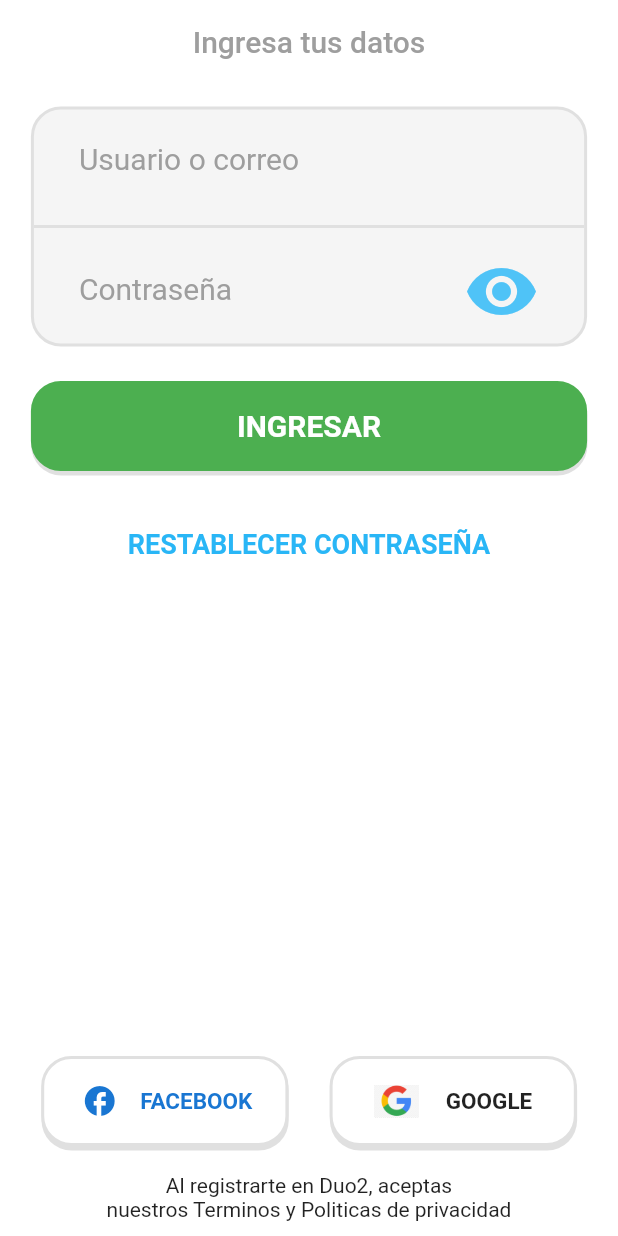
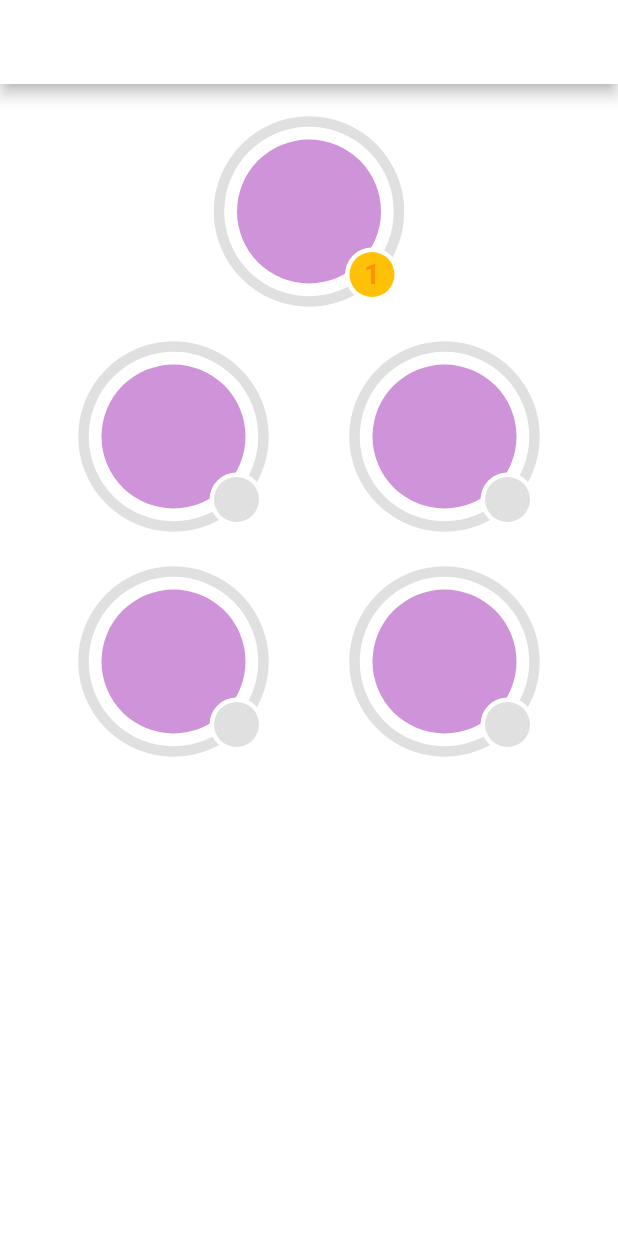
Before and after one commit to PACOdergod/duo2, a Flutter app: the screen it shows after launch, on a phone screen of 412 x 824 dp. Run offline on Flutter 3.47's test engine with Material 2 defaults, Android fonts, the phone set to English and light mode, and no system bars.

Commit message:
los diseños de los modulos estan listos, empezando a crear los quiz

```diff
--- a/lib/main.dart
+++ b/lib/main.dart
@@ -1,4 +1,5 @@
 import 'package:duo2/src/pages/auth_page.dart';
+import 'package:duo2/src/pages/home_page.dart';
 import 'package:duo2/src/pages/login_page.dart';
 import 'package:flutter/material.dart';
 
@@ -15,9 +16,10 @@ class MyApp extends StatelessWidget {
       title: 'Material App',
       routes: {
         "auth": (_)=> AuthPage(),
-        "login": (_)=> LoginPage()
+        "login": (_)=> LoginPage(),
+        "home": (_)=> HomePage()
       },
-      initialRoute: "login",
+      initialRoute: "home",
     );
   }
 }
--- /dev/null
+++ b/lib/src/pages/home_page.dart
@@ -0,0 +1,55 @@
+import 'package:flutter/material.dart';
+
+import 'package:duo2/src/widgets/module.dart';
+
+class HomePage extends StatefulWidget {
+
+  @override
+  _HomePageState createState() => _HomePageState();
+}
+
+class _HomePageState extends State<HomePage> {
+  @override
+  Widget build(BuildContext context) {
+
+    return Scaffold(
+
+      appBar: AppBar(
+        backgroundColor: Colors.white,
+        leading: Icon(Icons.flag),
+        title: Text("appbar"),
+      ),
+
+      body: Container(
+        color: Colors.white,
+        width: MediaQuery.of(context).size.width,
+        child: Column(
+          children: [
+            SizedBox(height: 20),
+            Module(level: 1),
+
+            SizedBox(height: 20),
+            Row(
+              mainAxisAlignment: MainAxisAlignment.spaceEvenly,
+              children: [
+                Module(),
+                Module(),
+              ],
+            ),
+
+            SizedBox(height: 20),
+
+            Row(
+              mainAxisAlignment: MainAxisAlignment.spaceEvenly,
+              children: [
+                Module(),
+                Module(),
+              ],
+            ),
+          ],
+        ),
+      ),
+    );
+  }
+
+}
--- a/lib/src/pages/login_page.dart
+++ b/lib/src/pages/login_page.dart
@@ -126,7 +126,7 @@ class _LoginWithButton extends StatelessWidget {
       text: this.text,
       textSize: 15,
       porcentajeAncho: 0.4,
-      paddingh: 10,
+      paddingh: 5,
       color: Colors.white,
       textColor: this.textColor,
       borderColor: Colors.grey[300]!,
--- /dev/null
+++ b/lib/src/widgets/module.dart
@@ -0,0 +1,88 @@
+import 'package:flutter/material.dart';
+
+import 'package:duo2/src/widgets/radia_progress.dart';
+
+class Module extends StatelessWidget {
+
+  final double radio;
+  final double porcentaje;
+  final int? level;
+  final IconData? icon;
+
+  const Module({
+    this.radio = 120,
+    this.porcentaje = 0,
+    this.icon,
+    this.level,
+  });
+
+  @override
+  Widget build(BuildContext context) {
+    return Container(
+      height: radio,
+      width: radio,
+      margin: EdgeInsets.all(5),
+      child: Stack(
+        children: [
+          RadialProgress(
+            procentaje: this.porcentaje,
+            colorPrimario: Colors.green
+          ),
+
+          _iconoModule(),
+
+          Positioned(
+            bottom: 0,
+            right: 0,
+            child: _levelModule(this.level)
+          )
+        ],
+      ),
+    );
+  }
+
+  Container _iconoModule({Color? color}) {
+    return Container(
+      height: radio*.8,
+      width: radio*.8,
+      margin: EdgeInsets.all(radio*.1),
+      decoration: BoxDecoration(
+        borderRadius: BorderRadius.circular(radio),
+        color: color??Colors.purple[200],
+      ),
+      child: Icon(icon, size: radio*.65,),
+    );
+  }
+
+  Container _levelModule(int? level) {
+    return Container(
+      height: radio*.30,
+      width: radio*.30,
+      decoration: BoxDecoration(
+        borderRadius: BorderRadius.circular(radio),
+        color: Colors.white,
+      ),
+      child: Center(
+
+        child: Container(
+          height: radio*.25,
+          width: radio*.25,
+          decoration: BoxDecoration(
+            borderRadius: BorderRadius.circular(radio),
+            color: level==null ? Colors.black12 : Colors.amber,
+          ),
+
+          child: Center(
+            child: Text( level==null ? "" : "$level",
+              style: TextStyle(
+                fontWeight: FontWeight.bold,
+                fontSize: radio*.15,
+                color: Colors.amber[800]
+              ),
+            ),
+          ),
+        ),
+      ),
+    );
+  }
+}
--- /dev/null
+++ b/lib/src/widgets/radia_progress.dart
@@ -0,0 +1,100 @@
+import 'dart:math';
+
+import 'package:flutter/material.dart';
+
+class RadialProgress extends StatefulWidget {
+  // RadialProgress({Key key}) : super(key: key);
+
+  final procentaje;
+  final colorPrimario;
+
+  RadialProgress(
+      {required this.procentaje, this.colorPrimario = Colors.purple});
+
+  @override
+  _RadialProgressState createState() => _RadialProgressState();
+}
+
+class _RadialProgressState extends State<RadialProgress>
+    with SingleTickerProviderStateMixin {
+  late AnimationController controller;
+  late double porcentajeAnterior;
+
+  @override
+  void initState() {
+    super.initState();
+    porcentajeAnterior = widget.procentaje;
+
+    controller = new AnimationController(
+        vsync: this, duration: Duration(milliseconds: 200));
+  }
+
+  @override
+  void dispose() {
+    super.dispose();
+    controller.dispose();
+  }
+
+  @override
+  Widget build(BuildContext context) {
+    controller.forward(from: 0.0);
+
+    final diferenciaAnimar = widget.procentaje - porcentajeAnterior;
+    porcentajeAnterior = widget.procentaje;
+
+    return AnimatedBuilder(
+        animation: controller,
+        builder: (BuildContext context, Widget? child) {
+          return Container(
+            width: double.infinity,
+            height: double.infinity,
+            child: CustomPaint(
+              painter: _MiRadialPainter(
+                  (widget.procentaje - diferenciaAnimar) +
+                      (diferenciaAnimar * controller.value),
+                  widget.colorPrimario),
+            ),
+          );
+        });
+  }
+}
+
+class _MiRadialPainter extends CustomPainter {
+  double porcentaje;
+  final colorPrimario;
+
+  _MiRadialPainter(this.porcentaje, this.colorPrimario);
+
+  @override
+  void paint(Canvas canvas, Size size) {
+    final lapiz = new Paint()
+      ..strokeWidth = 7
+      ..color = Colors.black12
+      ..style = PaintingStyle.stroke;
+
+    Offset center = new Offset(size.width * 0.5, size.height * 0.5);
+
+    double radio = min(size.width / 2, size.height / 2);
+
+    canvas.drawCircle(center, radio, lapiz);
+
+    //arco
+    final lapizArco = new Paint()
+      ..strokeWidth = 7
+      ..color = Colors.orange
+      // ..shader = gradiente.createShader(rect)
+      ..style = PaintingStyle.stroke;
+
+    // parte que se debe llenar
+
+    double arcAngle = 2 * pi * (porcentaje / 100);
+
+    canvas.drawArc(
+      Rect.fromCircle(center: center, radius: radio), 45,
+        arcAngle, false, lapizArco,
+    );
+  }
+
+  @override
+  bool shouldRepaint(covariant CustomPainter oldDelegate) => true;
+}
```
